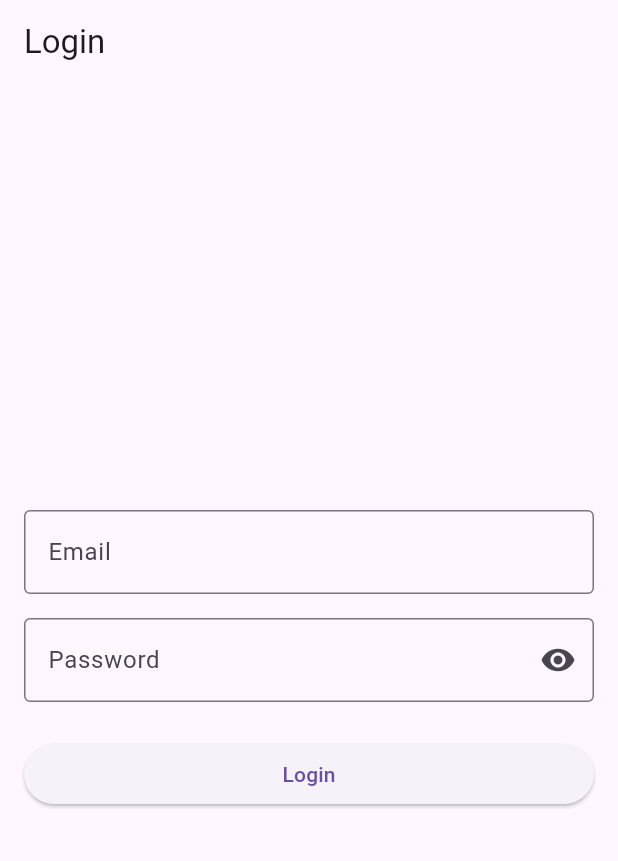
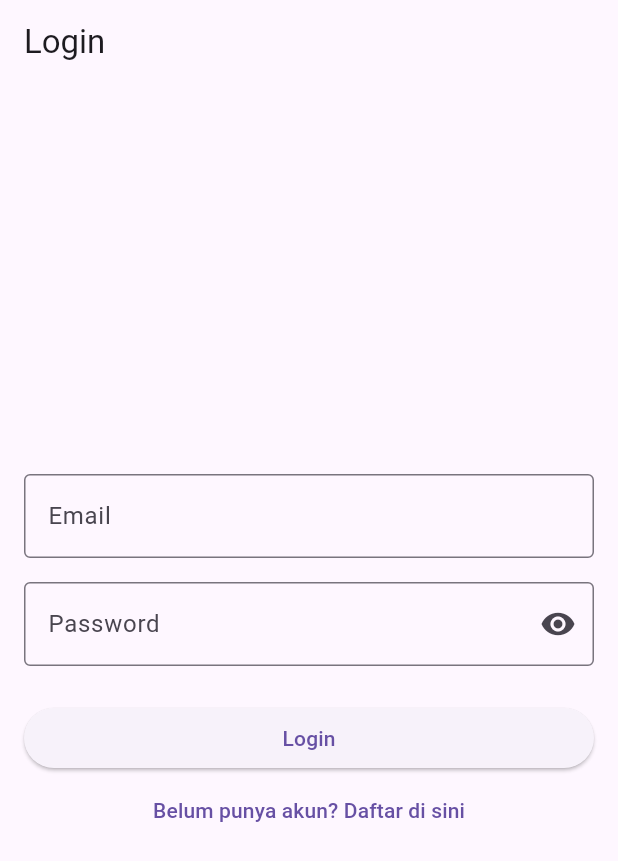
Before and after one commit to perdiy/test_bidang, a Flutter app: the screen it shows after launch, on a phone screen of 412 x 824 dp. Shown: the top 861 px of the screen. Run offline on Flutter 3.47's test engine with Material 3 defaults, Android fonts, the phone set to English and light mode, and no system bars; our stand-ins replace awesome_dialog, bloc, connectivity_plus, dartz, flutter_bloc, freezed_annotation and 2 more; accounts and stored records are empty.

```diff
--- a/lib/presentation/page/auth/login_page.dart
+++ b/lib/presentation/page/auth/login_page.dart
@@ -3,6 +3,7 @@ import 'package:flutter/material.dart';
 import 'package:flutter_bloc/flutter_bloc.dart';
 import 'package:perdiy/data/datasource/local_datasource.dart';
 import 'package:perdiy/data/models/login/request/login_request_model.dart';
+import 'package:perdiy/presentation/page/auth/register_page.dart';
 import 'package:perdiy/presentation/page/home_page.dart';
 import 'package:perdiy/presentation/widgets/custome_textfield.dart';
 import '../../../bloc/login/login_bloc.dart';
@@ -71,12 +72,12 @@ class _LoginPageState extends State<LoginPage> {
                   },
                   loaded: (model) async {
                     await _localDataSource.saveToken(model.token);
-                    // Navigasi ke HomePage
-                    Navigator.pushReplacement(
+                    Navigator.pushAndRemoveUntil(
                       context,
                       MaterialPageRoute(
                         builder: (context) => const HomePage(),
                       ),
+                      (route) => false,
                     );
                   },
                   orElse: () {},
@@ -88,7 +89,9 @@ class _LoginPageState extends State<LoginPage> {
                     child: CircularProgressIndicator(),
                   ),
                   orElse: () {
-                    return SizedBox(
+                    return Column(
+                      children: [
+                        SizedBox(
                           width: double.infinity,
                           child: ElevatedButton(
                             onPressed: () {
@@ -106,6 +109,19 @@ class _LoginPageState extends State<LoginPage> {
                             },
                             child: const Text('Login'),
                           ),
+                        ),
+                        TextButton(
+                          onPressed: () {
+                            Navigator.push(
+                              context,
+                              MaterialPageRoute(
+                                builder: (context) => const RegisterPage(),
+                              ),
+                            );
+                          },
+                          child: const Text('Belum punya akun? Daftar di sini'),
+                        ),
+                      ],
                     );
                   },
                 );
```
Lines whose indentation alone changed are shown as unchanged.
